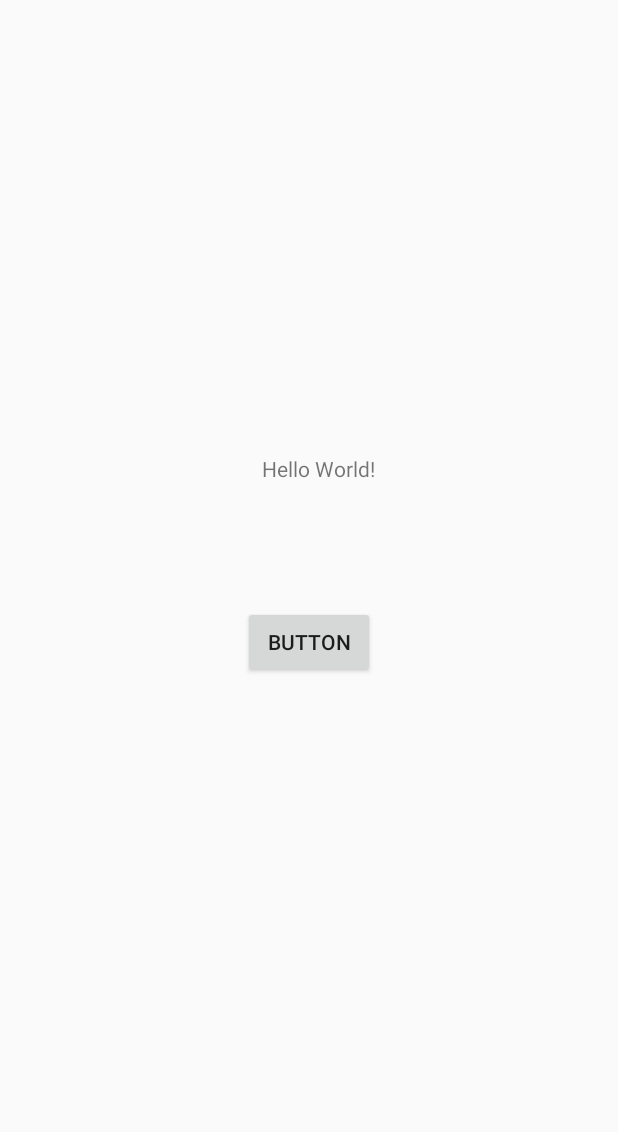
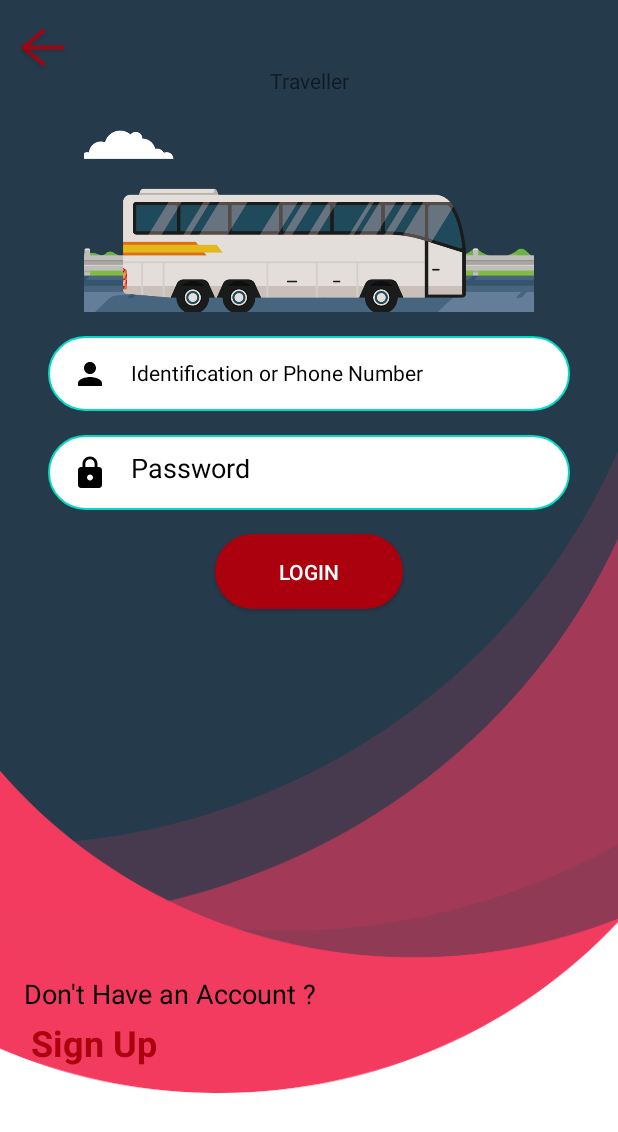
Before and after one commit to mert-tatli/Intercity-Bus-Ticket-Reserving-And-Selling-App, an Android app: the screen it shows after launch (MainActivity before the commit, LoginActivity after it), after a tap on "BUTTON", on a phone screen of 412 x 824 dp. Shown: the top 1132 px of the screen. Run offline under Robolectric (Android 15) with nearby library versions, the phone set to English and light mode, and no system bars.

Commit message:
Sayfalar arası geçişleri ayarladım.

```diff
--- a/app/src/main/java/com/example/intercitybusticketapp/LoginActivity.java
+++ b/app/src/main/java/com/example/intercitybusticketapp/LoginActivity.java
@@ -7,13 +7,38 @@ import android.os.Bundle;
 import android.view.View;
 import android.view.Window;
 import android.view.WindowManager;
+import android.widget.EditText;
 
 public class LoginActivity extends AppCompatActivity {
-
+        EditText InputId;
+        EditText passwordLogin;
     @Override
     protected void onCreate(Bundle savedInstanceState) {
         super.onCreate(savedInstanceState);
         setContentView(R.layout.activity_login);
+
+        InputId = findViewById(R.id.inputId);
+        passwordLogin = findViewById(R.id.inputPassword);
+    }
+
+
+    public void signUp(View view){
+
+        Intent intent = new Intent(LoginActivity.this,RegisterActivity.class);
+
+        startActivity(intent);
+    }
+    public  void loginButton(View view){
+      //  Intent intent = new Intent(LoginActivity.this,.......);
+
+      //  startActivity(intent);
+
+    }
+
+    public void backbutton(View view){
+        Intent intent = new Intent(LoginActivity.this,MainActivity.class);
+
+        startActivity(intent);
     }
 
 }
--- a/app/src/main/java/com/example/intercitybusticketapp/MainActivity.java
+++ b/app/src/main/java/com/example/intercitybusticketapp/MainActivity.java
@@ -16,4 +16,11 @@ public class MainActivity extends AppCompatActivity {
 
     }
 
+
+    public void button(View view){
+        Intent intent = new Intent(MainActivity.this,LoginActivity.class);
+
+        startActivity(intent);
+    }
+
 }
--- a/app/src/main/res/layout/activity_login.xml
+++ b/app/src/main/res/layout/activity_login.xml
@@ -15,6 +15,7 @@
         android:layout_marginLeft="4dp"
         android:layout_marginTop="4dp"
         android:contentDescription="@string/backbutton"
+        android:onClick="backbutton"
         app:layout_constraintEnd_toStartOf="@+id/imageView"
         app:layout_constraintHorizontal_bias="0.372"
         app:layout_constraintStart_toStartOf="parent"
@@ -125,6 +126,7 @@
         android:layout_height="wrap_content"
         android:layout_marginTop="4dp"
         android:layout_marginBottom="16dp"
+        android:onClick="signUp"
         android:text="@string/sign_up"
         android:textColor="#ab000d"
         android:textSize="24sp"
--- a/app/src/main/res/layout/activity_register.xml
+++ b/app/src/main/res/layout/activity_register.xml
@@ -24,6 +24,7 @@
                 android:layout_marginLeft="4dp"
                 android:layout_marginTop="4dp"
                 android:contentDescription="@string/todo"
+                android:onClick="backbutton1"
                 app:srcCompat="@drawable/line2" />
 
             <TextView
```
Also changed, not shown: app/src/main/java/com/example/intercitybusticketapp/RegisterActivity.java (+12 -0 lines).
